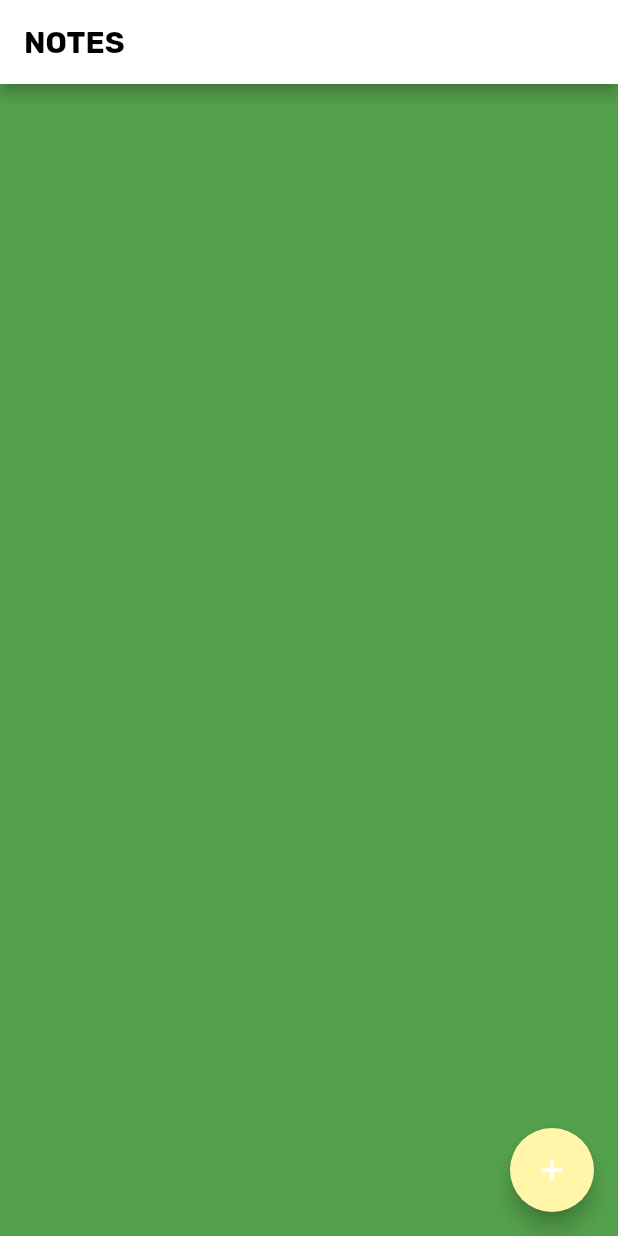
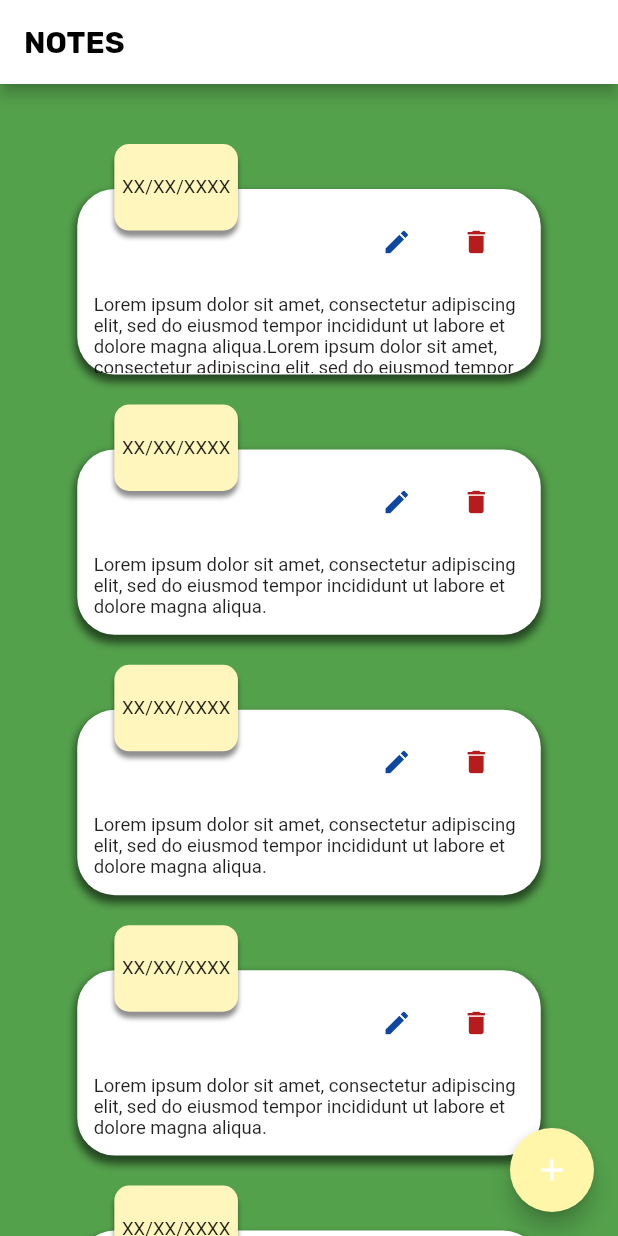
Before and after one commit to anshd258/notes-realm, a Flutter app: the screen it shows after launch, on a phone screen of 412 x 824 dp. Run offline on Flutter 3.47's test engine with Material 2 defaults, Android fonts, the phone set to English and light mode, and no system bars; our stand-ins replace google_fonts, sizer; Roboto replaces fonts that are missing (Ubuntu).

Commit message:
Added the notes cards

```diff
--- a/lib/main.dart
+++ b/lib/main.dart
@@ -1,5 +1,6 @@
 import 'package:flutter/material.dart';
 import 'package:google_fonts/google_fonts.dart';
+import 'package:notes/notes.dart';
 
 void main() {
   runApp(const MyApp());
@@ -26,22 +27,25 @@ class _MyAppState extends State<MyApp> {
     return MaterialApp(
       debugShowCheckedModeBanner: false,
       home: Scaffold(
-        backgroundColor: Color.fromARGB(255, 84, 161, 76),
+        backgroundColor: const Color.fromARGB(255, 84, 161, 76),
         appBar: AppBar(
-          backgroundColor: Color.fromARGB(255, 255, 255, 255),
+          backgroundColor: const Color.fromARGB(255, 255, 255, 255),
           title: Text(
             'NOTES',
             style: GoogleFonts.rubik(
               fontWeight: FontWeight.bold,
-              color: Color.fromARGB(255, 0, 0, 0),
+              color: const Color.fromARGB(255, 0, 0, 0),
             ),
           ),
         ),
+        body: const NotesCard(),
+
+        // FLOATING ACTION BUTTON TO ADD NOTES
         floatingActionButton: FloatingActionButton(
           onPressed: _incrementCounter,
           tooltip: 'Increment',
-          backgroundColor: Color.fromARGB(255, 255, 246, 169),
-          child: Icon(Icons.add),
+          backgroundColor: const Color.fromARGB(255, 255, 246, 169),
+          child: const Icon(Icons.add),
         ),
       ),
     );
--- /dev/null
+++ b/lib/notes.dart
@@ -0,0 +1,214 @@
+import 'package:flutter/material.dart';
+import 'package:sizer/sizer.dart';
+import 'package:google_fonts/google_fonts.dart';
+
+class NotesCard extends StatefulWidget {
+  const NotesCard({super.key});
+
+  @override
+  State<NotesCard> createState() => _NotesCardState();
+}
+
+class _NotesCardState extends State<NotesCard> {
+  // LIST OF THE NOTES
+  List notes = [
+    {
+      "date": "XX/XX/XXXX",
+      "note": "Lorem ipsum dolor sit amet, consectetur adipiscing elit, sed do eiusmod tempor incididunt ut labore et dolore magna aliqua."
+          "Lorem ipsum dolor sit amet, consectetur adipiscing elit, sed do eiusmod tempor incididunt ut labore et dolore magna aliqua."
+          "Lorem ipsum dolor sit amet, consectetur adipiscing elit, sed do eiusmod tempor incididunt ut labore et dolore magna aliqua."
+    },
+    {
+      "date": "XX/XX/XXXX",
+      "note":
+          "Lorem ipsum dolor sit amet, consectetur adipiscing elit, sed do eiusmod tempor incididunt ut labore et dolore magna aliqua."
+    },
+    {
+      "date": "XX/XX/XXXX",
+      "note":
+          "Lorem ipsum dolor sit amet, consectetur adipiscing elit, sed do eiusmod tempor incididunt ut labore et dolore magna aliqua."
+    },
+    {
+      "date": "XX/XX/XXXX",
+      "note":
+          "Lorem ipsum dolor sit amet, consectetur adipiscing elit, sed do eiusmod tempor incididunt ut labore et dolore magna aliqua."
+    },
+    {
+      "date": "XX/XX/XXXX",
+      "note":
+          "Lorem ipsum dolor sit amet, consectetur adipiscing elit, sed do eiusmod tempor incididunt ut labore et dolore magna aliqua."
+    },
+    {
+      "date": "XX/XX/XXXX",
+      "note":
+          "Lorem ipsum dolor sit amet, consectetur adipiscing elit, sed do eiusmod tempor incididunt ut labore et dolore magna aliqua."
+    },
+  ];
+
+  @override
+  Widget build(BuildContext context) {
+    return SingleChildScrollView(
+      child: Center(
+        child: Container(
+          width: double.infinity,
+          margin: const EdgeInsets.all(20),
+          child: Column(
+            // MAAPING THE ITEMS OF THE LIST IN CARDS
+            children: notes.map((e) {
+              return Column(
+                children: [
+                  const SizedBox(
+                    height: 20,
+                  ),
+                  Stack(
+                    children: [
+                      // WHITE CARD CONTAINING NOTES
+                      Positioned(
+                        child: Container(
+                          height: 15.h,
+                          width: 75.w,
+                          margin: const EdgeInsets.only(top: 30),
+                          decoration: BoxDecoration(
+                            color: const Color.fromARGB(255, 255, 255, 255),
+                            border: Border.all(
+                              color: Colors.transparent,
+                            ),
+                            borderRadius: const BorderRadius.all(
+                              Radius.circular(25),
+                            ),
+                            boxShadow: const [
+                              BoxShadow(
+                                color: Color.fromARGB(143, 0, 0, 0),
+                                offset: Offset(0, 4),
+                                blurRadius: 4,
+                                spreadRadius: 1,
+                              ),
+                            ],
+                          ),
+                          child: SingleChildScrollView(
+                            child: Column(
+                              children: [
+                                Container(
+                                  margin: const EdgeInsets.fromLTRB(
+                                      180, 10, 10, 10),
+                                  child: Wrap(
+                                    children: [
+                                      IconButton(
+                                        onPressed: () {
+                                          showModalBottomSheet(
+                                              backgroundColor:
+                                                  const Color.fromARGB(
+                                                      226, 255, 255, 255),
+                                              context: context,
+                                              builder: (BuildContext context) {
+                                                return Container(
+                                                  margin:
+                                                      const EdgeInsets.all(40),
+                                                  child: Center(
+                                                    child: Column(
+                                                      children: [
+                                                        const SizedBox(
+                                                          height: 30,
+                                                        ),
+                                                        Text(
+                                                          "Lorem ipsum dolor sit amet, consectetur adipiscing elit, sed do eiusmod tempor incididunt ut labore et dolore magna aliqua.",
+                                                          style: GoogleFonts
+                                                              .ubuntu(
+                                                            fontSize: 20,
+                                                          ),
+                                                        ),
+                                                        const SizedBox(
+                                                          height: 50,
+                                                        ),
+                                                        OutlinedButton(
+                                                          onPressed: () {},
+                                                          child: Text(
+                                                            'UPDATE',
+                                                            style: GoogleFonts
+                                                                .ubuntu(
+                                                              fontSize: 20,
+                                                              color:
+                                                                  Colors.black,
+                                                            ),
+                                                          ),
+                                                        ),
+                                                      ],
+                                                    ),
+                                                  ),
+                                                );
+                                              });
+                                        },
+                                        icon: Icon(
+                                          Icons.edit,
+                                          size: 20,
+                                          color: Colors.blue[900],
+                                        ),
+                                      ),
+                                      const SizedBox(
+                                        width: 5,
+                                      ),
+                                      IconButton(
+                                        onPressed: () {},
+                                        icon: Icon(
+                                          Icons.delete,
+                                          size: 20,
+                                          color: Colors.red[900],
+                                        ),
+                                      ),
+                                    ],
+                                  ),
+                                ),
+                                Container(
+                                  margin:
+                                      const EdgeInsets.fromLTRB(10, 1, 10, 10),
+                                  child: Text(
+                                    e['note'],
+                                    style: GoogleFonts.ubuntu(fontSize: 1.5.h),
+                                  ),
+                                ),
+                              ],
+                            ),
+                          ),
+                        ),
+                      ),
+                      // YELLOW CARD WITH DATE
+                      Positioned(
+                        left: 3.h,
+                        child: Container(
+                          alignment: Alignment.center,
+                          height: 7.h,
+                          width: 20.w,
+                          decoration: BoxDecoration(
+                            color: const Color.fromARGB(255, 255, 246, 189),
+                            border: Border.all(
+                              color: Colors.transparent,
+                            ),
+                            borderRadius: const BorderRadius.all(
+                              Radius.circular(10),
+                            ),
+                            boxShadow: const [
+                              BoxShadow(
+                                color: Color.fromARGB(113, 0, 0, 0),
+                                offset: Offset(0, 4),
+                                blurRadius: 2,
+                                spreadRadius: 0,
+                              ),
+                            ],
+                          ),
+                          child: Text(
+                            e['date'],
+                            style: GoogleFonts.ubuntu(fontSize: 1.5.h),
+                          ),
+                        ),
+                      ),
+                    ],
+                  )
+                ],
+              );
+            }).toList(),
+          ),
+        ),
+      ),
+    );
+  }
+}
--- a/pubspec.yaml
+++ b/pubspec.yaml
@@ -37,6 +37,7 @@ dependencies:
   # Use with the CupertinoIcons class for iOS style icons.
   cupertino_icons: ^1.0.2
   google_fonts: ^3.0.1
+  sizer: ^2.0.15
 
 dev_dependencies:
   flutter_test:
```
Also changed, not shown: pubspec.lock.
